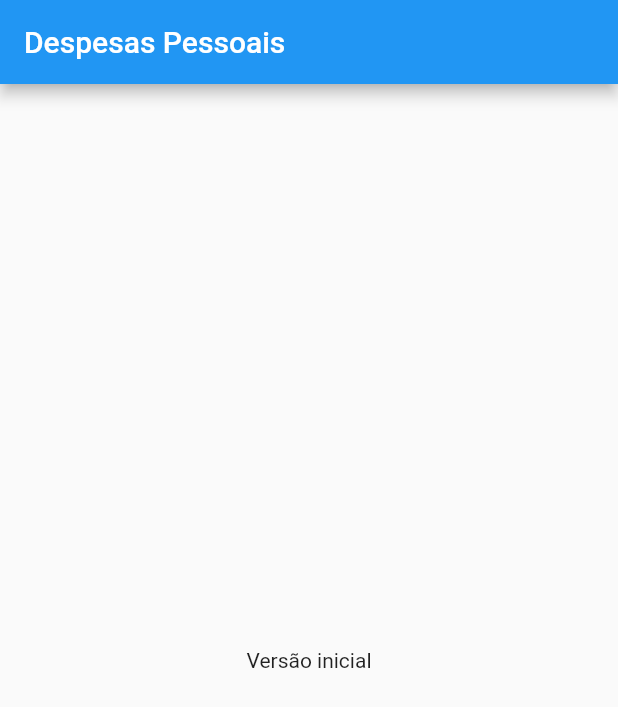
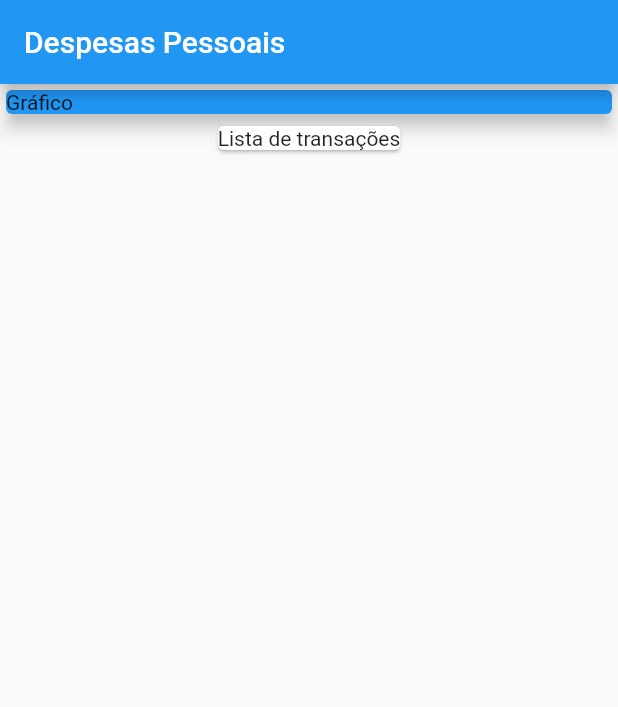
Before and after one commit to teilorbarcelos/personal-expenses-flutter, a Flutter app: the screen it shows after launch, on a phone screen of 412 x 824 dp. Shown: the top 707 px of the screen. Run offline on Flutter 3.47's test engine with Material 2 defaults, Android fonts, the light colour scheme and no system bars.

Commit message:
graphic and transactions list components created

```diff
--- a/lib/main.dart
+++ b/lib/main.dart
@@ -22,8 +22,18 @@ class MyHomePage extends StatelessWidget {
         appBar: AppBar(
           title: Text('Despesas Pessoais'),
         ),
-        body: Center(
-          child: Text('Versão inicial', textAlign: TextAlign.center),
+        body: Column(
+          children: <Widget>[
+            Container(
+              width: double.infinity,
+              child: Card(
+                color: Colors.blue,
+                child: Text('Gráfico'),
+                elevation: 5,
+              ),
+            ),
+            Card(child: Text('Lista de transações'))
+          ],
         ));
   }
 }
```
